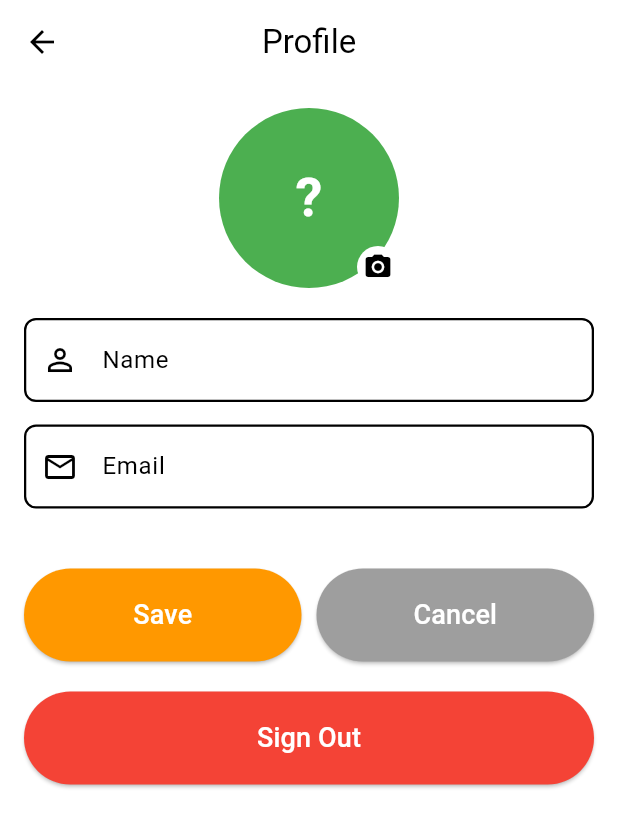
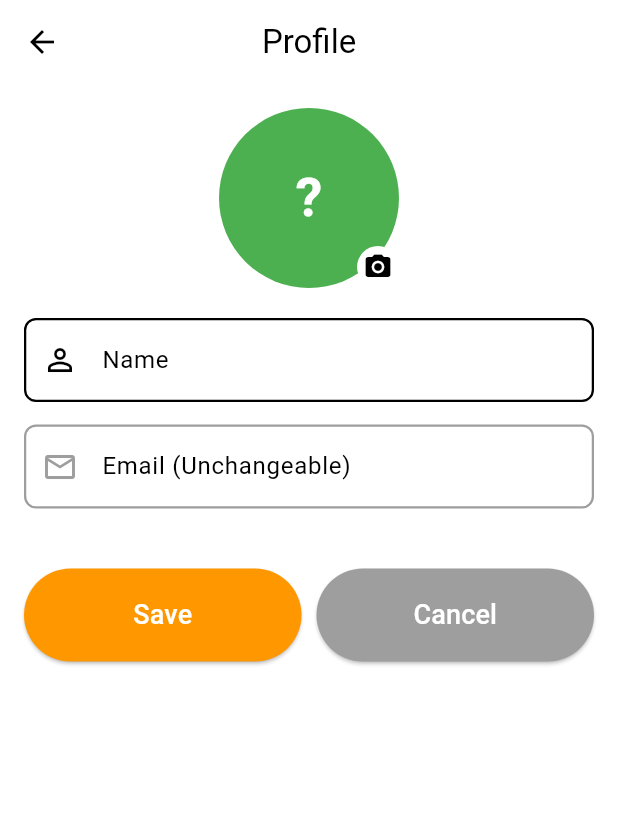
Before and after one commit to jennyzzt/dearfamz, a Flutter app: the ProfilePage screen opened directly, after a tap on "Edit", on a phone screen of 412 x 824 dp. Shown: the top 827 px of the screen. Run offline on Flutter 3.47's test engine with Material 3 defaults, Android fonts, the phone set to English and light mode, and no system bars; our stand-ins replace cloud_firestore, firebase_auth, firebase_core, firebase_storage, image_picker; accounts and stored records are empty.

Commit message:
make email unchangeable

```diff
--- a/lib/profile_page.dart
+++ b/lib/profile_page.dart
@@ -321,12 +321,25 @@ class _ProfilePageState extends State<ProfilePage> {
                             ),
                           ),
                           const SizedBox(height: 15),
+                          // Non-editable Email Field
                           TextFormField(
                             controller: _emailController,
                             decoration: _buildInputDecoration(
-                              'Email',
+                              'Email (Unchangeable)',
                               Icons.email_outlined,
+                            ).copyWith(
+                              prefixIcon: Icon(Icons.email_outlined, color: Colors.grey),
+                              enabledBorder: OutlineInputBorder(
+                              borderSide: const BorderSide(color: Colors.grey, width: 1.5),
+                              borderRadius: BorderRadius.circular(8.0),
                               ),
+                              focusedBorder: OutlineInputBorder(
+                              borderSide: const BorderSide(color: Colors.grey, width: 2.0),
+                              borderRadius: BorderRadius.circular(8.0),
+                              ),
+                            ),
+                            readOnly: true, // Make the field non-editable
+                            style: const TextStyle(color: Colors.grey), // Greyed-out text
                           ),
                         ],
                       ),
@@ -391,6 +404,7 @@ class _ProfilePageState extends State<ProfilePage> {
                     const SizedBox(height: 20),
 
                     // ---- SIGN OUT BUTTON ----
+                    if (!_isEditing)
                       SizedBox(
                         width: double.infinity,
                         child: ElevatedButton(
--- a/lib/widgets/family_answer_card.dart
+++ b/lib/widgets/family_answer_card.dart
@@ -28,7 +28,7 @@ class FamilyAnswerCard extends StatelessWidget {
         : '${createdAt.hour.toString().padLeft(2, '0')}:${createdAt.minute.toString().padLeft(2, '0')}';
 
     return Card(
-      margin: const EdgeInsets.symmetric(horizontal: 16, vertical: 8),
+      margin: const EdgeInsets.symmetric(horizontal: 4, vertical: 4),
       // Ensures the card clips its child (the image) to the rounded border
       clipBehavior: Clip.antiAlias,
       shape: RoundedRectangleBorder(
```
Lines whose indentation alone changed are shown as unchanged.
